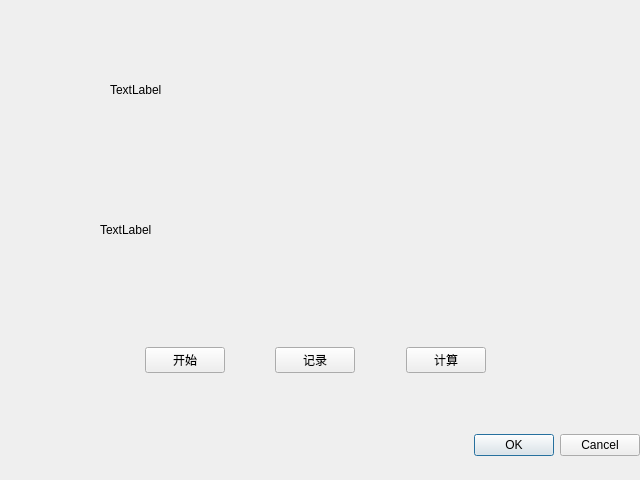
Old version of the form src/Qt_Interface/src/CalibrationDialog.ui in the repository Xt-creat/OpticalMagneticNavigation.
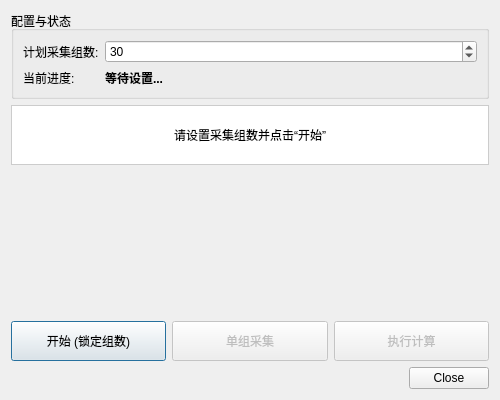
New version of the form.

```diff
--- a/src/Qt_Interface/src/CalibrationDialog.ui
+++ b/src/Qt_Interface/src/CalibrationDialog.ui
@@ -6,143 +6,158 @@
    <rect>
     <x>0</x>
     <y>0</y>
-    <width>640</width>
-    <height>480</height>
+    <width>500</width>
+    <height>400</height>
    </rect>
   </property>
   <property name="windowTitle">
    <string>Dialog</string>
   </property>
-  <widget class="QDialogButtonBox" name="buttonBox">
-   <property name="geometry">
-    <rect>
-     <x>460</x>
-     <y>430</y>
-     <width>180</width>
-     <height>30</height>
-    </rect>
-   </property>
-   <property name="orientation">
-    <enum>Qt::Horizontal</enum>
-   </property>
-   <property name="standardButtons">
-    <set>QDialogButtonBox::Cancel|QDialogButtonBox::Ok</set>
-   </property>
-  </widget>
-  <widget class="QLabel" name="label">
-   <property name="geometry">
-    <rect>
-     <x>110</x>
-     <y>40</y>
-     <width>400</width>
-     <height>100</height>
-    </rect>
-   </property>
+  <layout class="QVBoxLayout" name="verticalLayout">
+   <item>
+    <widget class="QGroupBox" name="groupBox">
+     <property name="title">
+      <string>配置与状态</string>
+     </property>
+     <layout class="QFormLayout" name="formLayout">
+      <item row="0" column="0">
+       <widget class="QLabel" name="label_3">
+        <property name="text">
+         <string>计划采集组数:</string>
+        </property>
+       </widget>
+      </item>
+      <item row="0" column="1">
+       <widget class="QSpinBox" name="groupSpinBox">
+        <property name="minimum">
+         <number>1</number>
+        </property>
+        <property name="maximum">
+         <number>100</number>
+        </property>
+        <property name="value">
+         <number>30</number>
+        </property>
+       </widget>
+      </item>
+      <item row="1" column="0">
+       <widget class="QLabel" name="label_4">
    <property name="text">
-    <string>TextLabel</string>
-   </property>
-  </widget>
+         <string>当前进度:</string>
+        </property>
+       </widget>
+      </item>
+      <item row="1" column="1">
   <widget class="QLabel" name="label_2">
-   <property name="geometry">
-    <rect>
-     <x>100</x>
-     <y>180</y>
-     <width>400</width>
-     <height>100</height>
-    </rect>
+        <property name="font">
+         <font>
+          <weight>75</weight>
+          <bold>true</bold>
+         </font>
    </property>
    <property name="text">
-    <string>TextLabel</string>
-   </property>
-  </widget>
-  <widget class="QWidget" name="horizontalLayoutWidget">
-   <property name="geometry">
-    <rect>
-     <x>100</x>
-     <y>320</y>
-     <width>430</width>
-     <height>80</height>
-    </rect>
-   </property>
+         <string>等待设置...</string>
+        </property>
+       </widget>
+      </item>
+     </layout>
+    </widget>
+   </item>
+   <item>
+    <widget class="QLabel" name="label">
+     <property name="minimumSize">
+      <size>
+       <width>0</width>
+       <height>60</height>
+      </size>
+     </property>
+     <property name="styleSheet">
+      <string notr="true">background-color: #ffffff; border: 1px solid #cccccc; padding: 5px;</string>
+     </property>
+     <property name="text">
+      <string>请设置采集组数并点击“开始”</string>
+     </property>
+     <property name="alignment">
+      <set>Qt::AlignCenter</set>
+     </property>
+     <property name="wordWrap">
+      <bool>true</bool>
+     </property>
+    </widget>
+   </item>
+   <item>
+    <spacer name="verticalSpacer">
+     <property name="orientation">
+      <enum>Qt::Vertical</enum>
+     </property>
+     <property name="sizeHint" stdset="0">
+      <size>
+       <width>20</width>
+       <height>40</height>
+      </size>
+     </property>
+    </spacer>
+   </item>
+   <item>
    <layout class="QHBoxLayout" name="horizontalLayout">
-    <item>
-     <spacer name="horizontalSpacer_3">
-      <property name="orientation">
-       <enum>Qt::Horizontal</enum>
-      </property>
-      <property name="sizeHint" stdset="0">
-       <size>
-        <width>40</width>
-        <height>20</height>
-       </size>
-      </property>
-     </spacer>
-    </item>
     <item>
      <widget class="QPushButton" name="startButton">
-      <property name="enabled">
-       <bool>true</bool>
-      </property>
-      <property name="text">
-       <string>开始</string>
-      </property>
-     </widget>
-    </item>
-    <item>
-     <spacer name="horizontalSpacer">
-      <property name="orientation">
-       <enum>Qt::Horizontal</enum>
-      </property>
-      <property name="sizeHint" stdset="0">
+       <property name="minimumSize">
        <size>
-        <width>40</width>
-        <height>20</height>
-       </size>
-      </property>
-     </spacer>
+         <width>0</width>
+         <height>40</height>
+        </size>
+       </property>
+       <property name="text">
+        <string>开始 (锁定组数)</string>
+       </property>
+      </widget>
     </item>
     <item>
      <widget class="QPushButton" name="recordButton">
-      <property name="text">
-       <string>记录</string>
-      </property>
-     </widget>
-    </item>
-    <item>
-     <spacer name="horizontalSpacer_2">
-      <property name="orientation">
-       <enum>Qt::Horizontal</enum>
-      </property>
-      <property name="sizeHint" stdset="0">
+       <property name="enabled">
+        <bool>false</bool>
+       </property>
+       <property name="minimumSize">
        <size>
-        <width>40</width>
-        <height>20</height>
-       </size>
-      </property>
-     </spacer>
+         <width>0</width>
+         <height>40</height>
+        </size>
+       </property>
+       <property name="text">
+        <string>单组采集</string>
+       </property>
+      </widget>
     </item>
     <item>
      <widget class="QPushButton" name="calculateButton">
+       <property name="enabled">
+        <bool>false</bool>
+       </property>
+       <property name="minimumSize">
+        <size>
+         <width>0</width>
+         <height>40</height>
+        </size>
+       </property>
       <property name="text">
-       <string>计算</string>
-      </property>
-     </widget>
+        <string>执行计算</string>
+       </property>
+      </widget>
+     </item>
+    </layout>
     </item>
     <item>
-     <spacer name="horizontalSpacer_4">
+    <widget class="QDialogButtonBox" name="buttonBox">
       <property name="orientation">
        <enum>Qt::Horizontal</enum>
       </property>
-      <property name="sizeHint" stdset="0">
-       <size>
-        <width>40</width>
-        <height>20</height>
-       </size>
-      </property>
-     </spacer>
-    </item>
-   </layout>
-  </widget>
+     <property name="standardButtons">
+      <set>QDialogButtonBox::Close</set>
+     </property>
+    </widget>
+   </item>
+  </layout>
  </widget>
  <resources/>
  <connections>
```
Left out of the diff: 18 changed lines with no effect on the pictures. Lines whose indentation alone changed are shown as unchanged.
